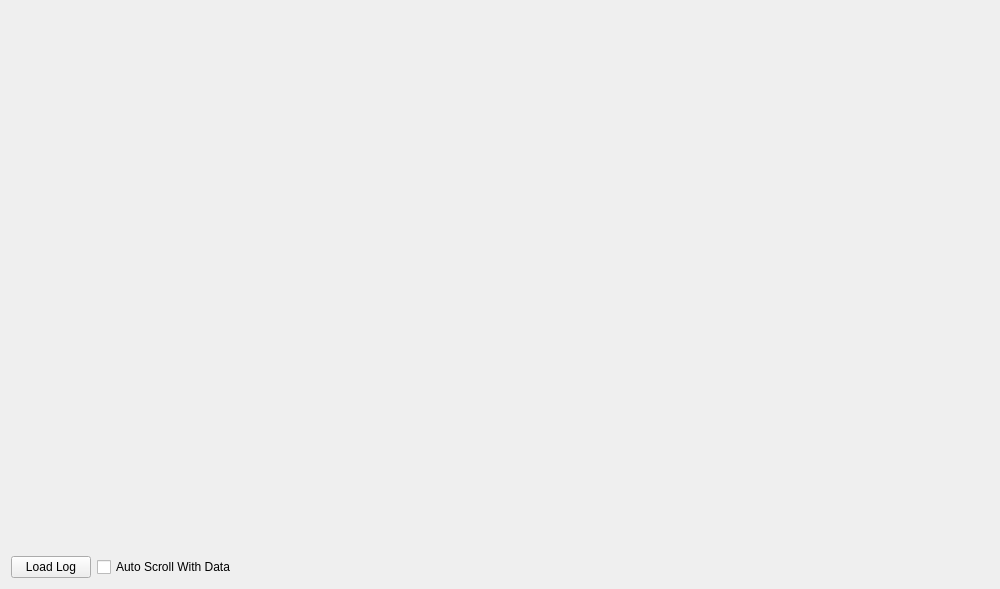
The window that src/ui/AP2DataPlot2D.ui (ArduPilot/apm_planner) describes before a commit, drawn with Qt 5.
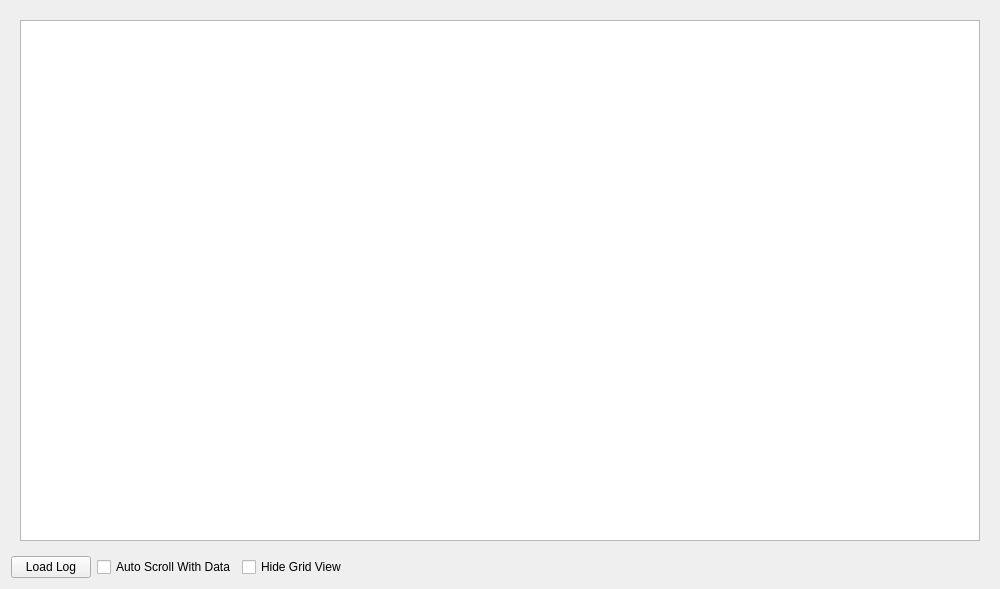
The same window after the commit.

Commit message: Changes for AP2DataPlot to have a table view for log data, and a treeview for variable/graph selection

What changed in the file:
```diff
--- a/src/ui/AP2DataPlot2D.ui
+++ b/src/ui/AP2DataPlot2D.ui
@@ -26,6 +26,9 @@
             <item>
              <layout class="QHBoxLayout" name="horizontalLayout_3"/>
             </item>
+            <item>
+             <widget class="QTableWidget" name="tableWidget"/>
+            </item>
            </layout>
           </widget>
          </item>
@@ -49,6 +52,13 @@
          </property>
         </widget>
        </item>
+       <item>
+        <widget class="QCheckBox" name="hideExcelView">
+         <property name="text">
+          <string>Hide Grid View</string>
+         </property>
+        </widget>
+       </item>
        <item>
         <spacer name="horizontalSpacer">
          <property name="orientation">
```
Left out of the diff: 2 changed lines with no effect on the pictures. The commit also changes 7 other files.
